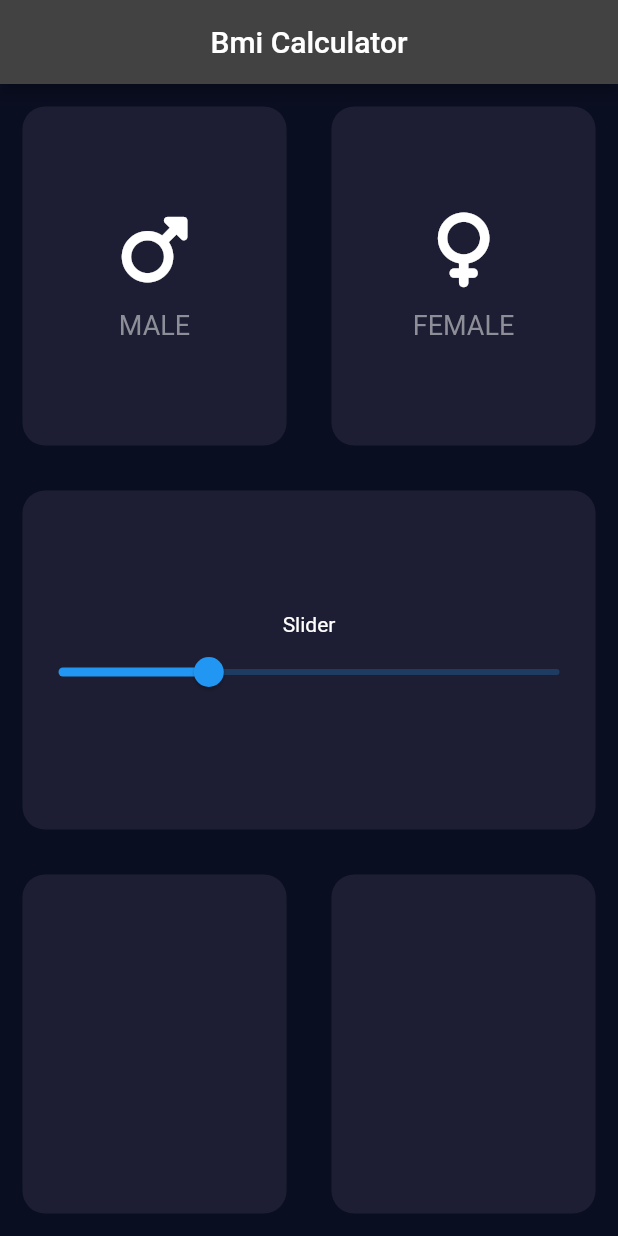
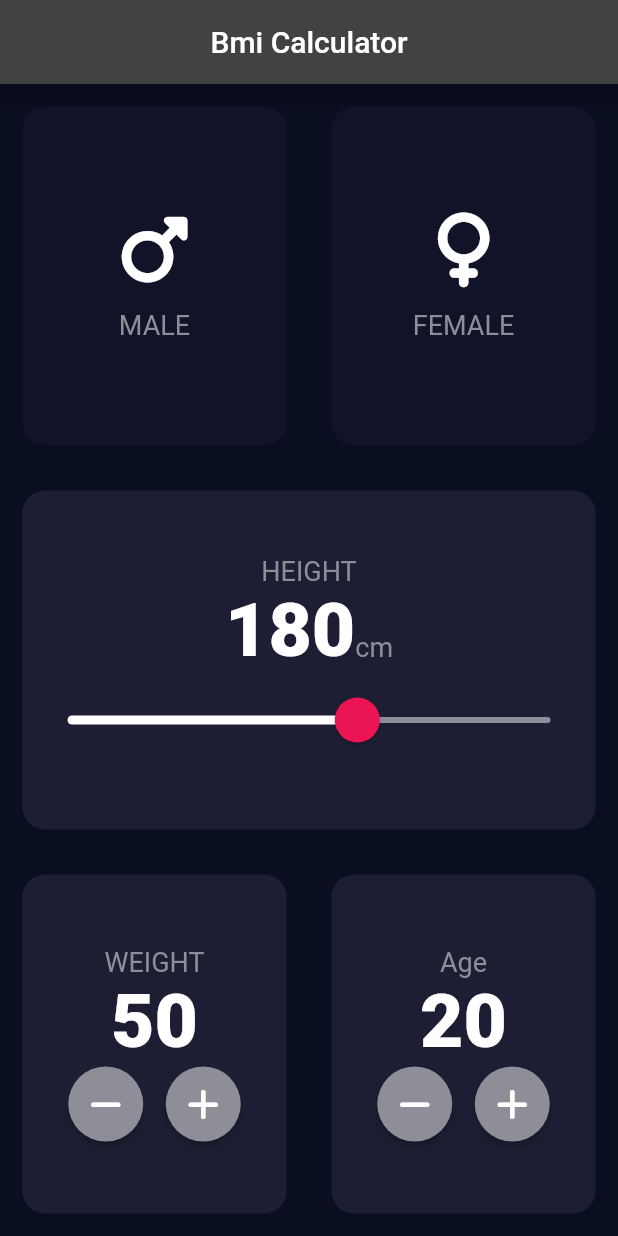
Before and after one commit to sakethvishnu/bmi_flutter_festival, a Flutter app: the screen it shows after launch, on a phone screen of 412 x 824 dp. Run offline on Flutter 3.47's test engine with Material 2 defaults, Android fonts, the phone set to English and light mode, and no system bars; our stand-ins replace font_awesome_flutter.

```diff
--- a/lib/homepage.dart
+++ b/lib/homepage.dart
@@ -10,7 +10,8 @@ class HomePage extends StatefulWidget {
 
 class _HomePageState extends State<HomePage> {
   // const HomePage({Key? key}) : super(key: key);
-  int height = 150;
+  int height = 180,weight = 50,age = 20;
+  Color male = kInactiveCardColor,female = kInactiveCardColor;
 
   @override
   Widget build(BuildContext context) {
@@ -24,49 +25,139 @@ class _HomePageState extends State<HomePage> {
           Expanded(child: Row(
             children: [
               Expanded(child: CardWidget(
+                colors: male,
                 cardChild: IconText(
                   icon: FontAwesomeIcons.mars,
                   txt: 'Male',
                 ),
-                // onTaps: (){
-                //   print("Male");
-                // },
+                onTaps: (){
+                  setState(() {
+                    male = kActiveCardColor;
+                    female = kInactiveCardColor;
+                  });
+                  print("Male");
+                },
               ),
               ),
               Expanded(child: CardWidget(
+                colors: female,
                 cardChild: IconText(
                   icon: FontAwesomeIcons.venus,
                   txt: 'Female',
                 ),
-                // onTaps: (){
-                //   print("Female");
-                //   },
+                onTaps: (){
+                  setState(() {
+                    female = kActiveCardColor;
+                    male = kInactiveCardColor;
+                  });
+                  print("Female");
+                  },
               )),
             ],
           )),
           Expanded(child: CardWidget(
+            colors: kActiveCardColor,
             cardChild: Column(
               mainAxisAlignment: MainAxisAlignment.center,
               children: [
-                Text("Slider"),
-                Slider(
+                Text("Height".toUpperCase(),style: kLabelStyle,),
+                Row(
+                  mainAxisAlignment: MainAxisAlignment.center,
+                  crossAxisAlignment: CrossAxisAlignment.baseline,
+                  textBaseline: TextBaseline.alphabetic,
+                  children: [
+                    Text("$height",style: kNumberStyle,),
+                    Text("cm",style: kLabelStyle,)
+                  ],
+                ),
+                SliderTheme(
+                  data: SliderTheme.of(context).copyWith(
+                    activeTrackColor: Colors.white,
+                    inactiveTrackColor: sliderInactive,
+                    thumbColor: sliderActive,
+                    thumbShape: RoundSliderThumbShape(enabledThumbRadius: 15.0),
+                    overlayShape: RoundSliderOverlayShape(overlayRadius: 30.0),
+                    overlayColor: sliderOverlay
+                  ),
+                  child: Slider(
                       min: 120.0,
                       max: 220.0,
+                      // activeColor: sliderActive,
+                      // inactiveColor: sliderInactive,
                       value: height.toDouble(),//height update avvatle
                       onChanged: (value){
                         setState(() {
                           height = value.toInt();
                         });
                         // height = value.toInt();
-                      print(value);
                       }),
+                ),
               ],
             ),
           ),),
           Expanded(child: Row(
             children: [
-              Expanded(child: CardWidget()),
-              Expanded(child: CardWidget()),
+              Expanded(child: CardWidget(
+                colors: kActiveCardColor,
+                cardChild: Column(
+                  mainAxisAlignment: MainAxisAlignment.center,
+                  children: [
+                    Text("WEIGHT",style: kLabelStyle,),
+                    Text("$weight",style: kNumberStyle,),
+                    Row(
+                      mainAxisAlignment: MainAxisAlignment.center,
+                      children: [
+                        IconsButton(
+                          icons: FontAwesomeIcons.minus,
+                          onClick: (){
+                            setState(() {
+                              weight--;
+                            });
+                          },
+                        ),
+                        SizedBox(width: 15),
+                        IconsButton(icons: FontAwesomeIcons.plus,onClick: (){
+                          setState(() {
+                            weight++;
+                          });
+                        },)
+                      ],
+                    ),
+                  ],
+                ),
+              )),
+              Expanded(child: CardWidget(
+                colors: kActiveCardColor,
+                cardChild: Column(
+                  mainAxisAlignment: MainAxisAlignment.center,
+                  children: [
+                    Text("Age",style: kLabelStyle,),
+                    Text("$age",style: kNumberStyle,),
+                    Row(
+                      mainAxisAlignment: MainAxisAlignment.center,
+                      children: [
+                        IconsButton(
+                          icons: FontAwesomeIcons.minus,
+                          onClick: (){
+                            setState(() {
+                              age--;
+                            });
+                          },
+                        ),
+                        SizedBox(width: 15),
+                        IconsButton(
+                          icons: FontAwesomeIcons.plus,
+                          onClick: (){
+                            setState(() {
+                              age++;
+                            });
+                          },
+                        )
+                      ],
+                    ),
+                  ],
+                ),
+              )),
             ],
           )),
         ],
--- a/lib/reusable.dart
+++ b/lib/reusable.dart
@@ -6,19 +6,20 @@ class CardWidget extends StatelessWidget {
   //   Key? key,
   // }) : super(key: key);
   final Widget? cardChild;
-  // final Function onTaps;
-  CardWidget({this.cardChild});
+  final VoidCallback? onTaps;
+  final Color colors;
+  CardWidget({this.cardChild,this.onTaps,required this.colors});
 
   @override
   Widget build(BuildContext context) {
     return GestureDetector(
-      onTap: (){},
+      onTap: onTaps,
       child: Container(
         // color: kActiveCardColor,
         margin: EdgeInsets.all(15.0),
         child: cardChild,
         decoration: BoxDecoration(
-          color: kActiveCardColor,
+          color: colors,
           borderRadius: BorderRadius.circular(15),
         ),
       ),
@@ -52,3 +53,24 @@ class IconText extends StatelessWidget {
     );
   }
 }
+
+class IconsButton extends StatelessWidget {
+
+  final IconData icons;
+  final VoidCallback? onClick;
+  IconsButton({required this.icons,required this.onClick});
+
+  @override
+  Widget build(BuildContext context) {
+    return RawMaterialButton(
+      onPressed: onClick,
+      child: Icon(icons),
+      fillColor: Color(0xFF8D8E98),
+      shape: CircleBorder(),
+      constraints: BoxConstraints.tightFor(
+          width: 50,
+          height: 50
+      ),
+    );
+  }
+}
```
Lines whose indentation alone changed are shown as unchanged.
